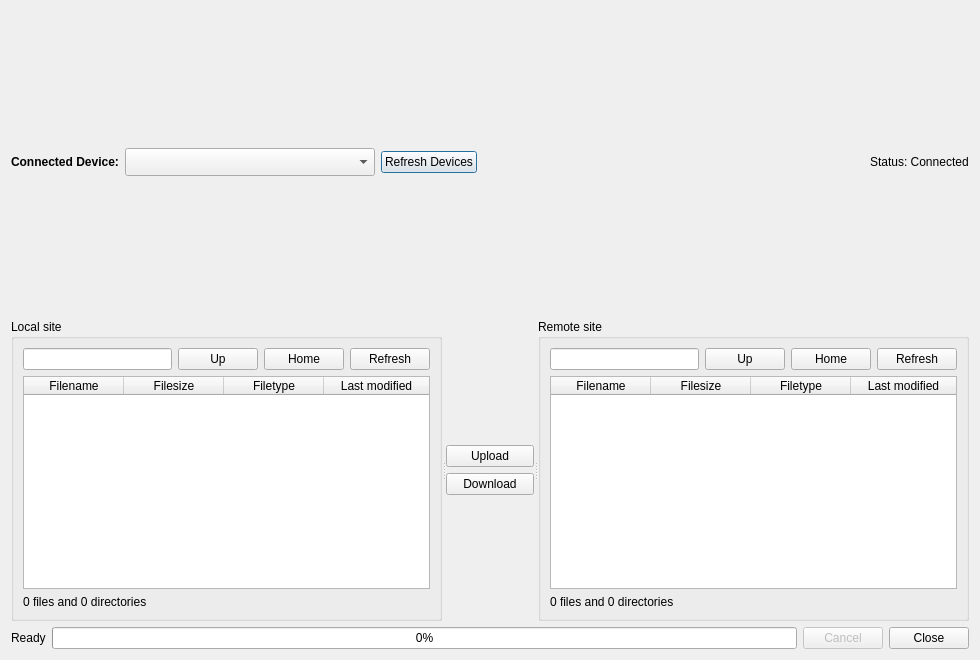
Before: the Qt Designer form src/gui/src/FileManagerDialog.ui in Prekarshamaxx123/dog-editor-inputleap, drawn with Qt 5.
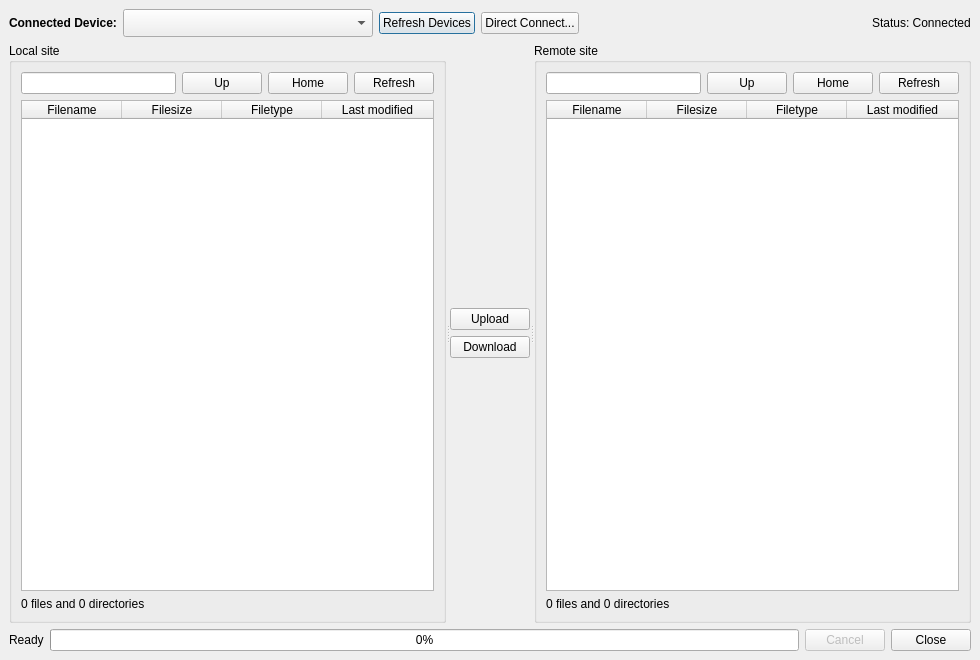
After: the same form once the commit is applied.

Commit message: fix(ui/net): fix layout gaps, socket flushing, and peer discovery in File Manager

```diff
--- a/src/gui/src/FileManagerDialog.ui
+++ b/src/gui/src/FileManagerDialog.ui
@@ -14,6 +14,21 @@
    <string>File Manager - File Share</string>
   </property>
   <layout class="QVBoxLayout" name="verticalLayout">
+   <property name="spacing">
+    <number>6</number>
+   </property>
+   <property name="leftMargin">
+    <number>9</number>
+   </property>
+   <property name="topMargin">
+    <number>9</number>
+   </property>
+   <property name="rightMargin">
+    <number>9</number>
+   </property>
+   <property name="bottomMargin">
+    <number>9</number>
+   </property>
    <item>
     <layout class="QHBoxLayout" name="deviceBarLayout">
      <item>
@@ -46,6 +61,16 @@
        </property>
       </widget>
      </item>
+     <item>
+      <widget class="QPushButton" name="btnAddDevice">
+       <property name="text">
+        <string>Direct Connect...</string>
+       </property>
+       <property name="toolTip">
+        <string>Directly connect to a remote IP address</string>
+       </property>
+      </widget>
+     </item>
      <item>
       <spacer name="spacerDevice">
        <property name="orientation">
@@ -70,10 +95,22 @@
    </item>
    <item>
     <widget class="QSplitter" name="splitter">
+     <property name="sizePolicy">
+      <sizepolicy hsizetype="Expanding" vsizetype="Expanding">
+       <horstretch>0</horstretch>
+       <verstretch>1</verstretch>
+      </sizepolicy>
+     </property>
      <property name="orientation">
       <enum>Qt::Horizontal</enum>
      </property>
      <widget class="QGroupBox" name="groupLocal">
+      <property name="sizePolicy">
+       <sizepolicy hsizetype="Expanding" vsizetype="Expanding">
+        <horstretch>1</horstretch>
+        <verstretch>1</verstretch>
+       </sizepolicy>
+      </property>
       <property name="title">
        <string>Local site</string>
       </property>
@@ -108,6 +145,12 @@
        </item>
        <item>
         <widget class="QTableWidget" name="tableLocal">
+         <property name="sizePolicy">
+          <sizepolicy hsizetype="Expanding" vsizetype="Expanding">
+           <horstretch>0</horstretch>
+           <verstretch>1</verstretch>
+          </sizepolicy>
+         </property>
          <property name="selectionBehavior">
           <enum>QAbstractItemView::SelectRows</enum>
          </property>
@@ -208,6 +251,12 @@
       </layout>
      </widget>
      <widget class="QGroupBox" name="groupRemote">
+      <property name="sizePolicy">
+       <sizepolicy hsizetype="Expanding" vsizetype="Expanding">
+        <horstretch>1</horstretch>
+        <verstretch>1</verstretch>
+       </sizepolicy>
+      </property>
       <property name="title">
        <string>Remote site</string>
       </property>
@@ -242,6 +291,12 @@
        </item>
        <item>
         <widget class="QTableWidget" name="tableRemote">
+         <property name="sizePolicy">
+          <sizepolicy hsizetype="Expanding" vsizetype="Expanding">
+           <horstretch>0</horstretch>
+           <verstretch>1</verstretch>
+          </sizepolicy>
+         </property>
          <property name="selectionBehavior">
           <enum>QAbstractItemView::SelectRows</enum>
          </property>
```
The commit also changes 5 other files.
